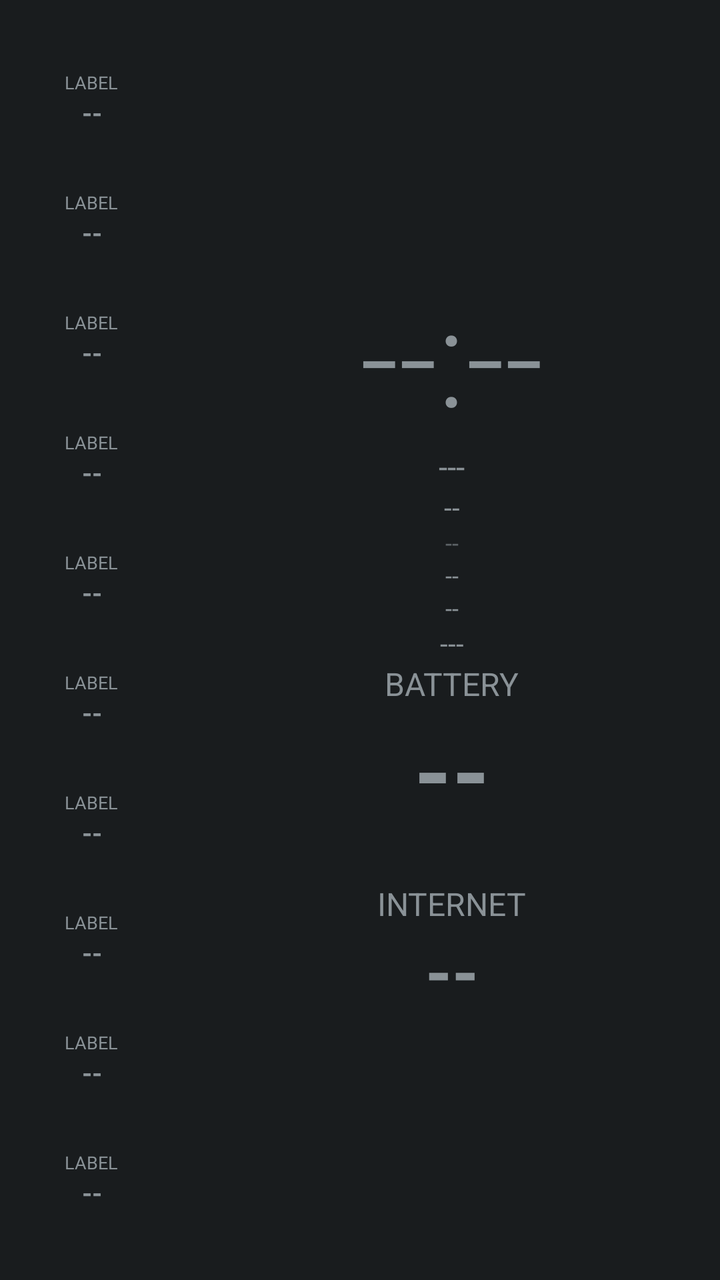
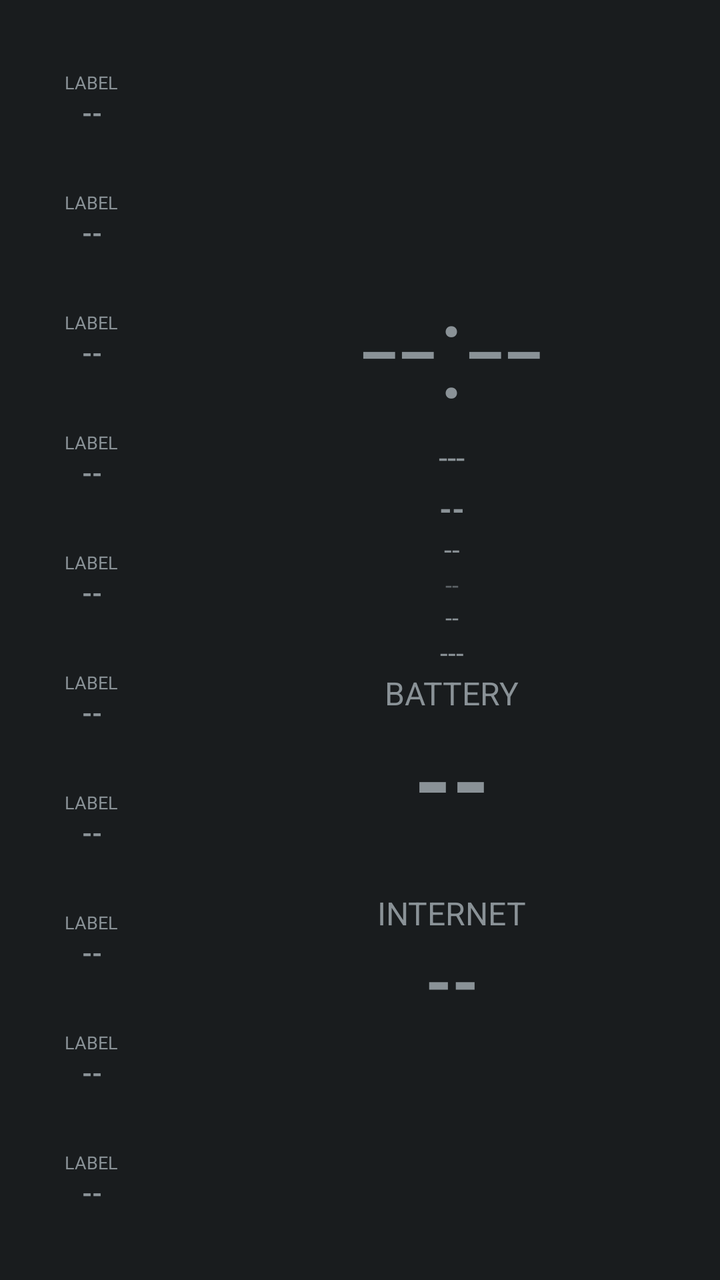

Screens rendered from an Android XML layout before and after an edit, with the pre-edit source and the edit as a unified diff.
<!-- AndroidManifest.xml: application theme android:Theme.DeviceDefault.NoActionBar -->
<!-- res/layout/aod_layout_sidebar.xml -->
<?xml version="1.0" encoding="utf-8"?>
<LinearLayout xmlns:android="http://schemas.android.com/apk/res/android"
    android:id="@+id/bg_root"
    android:layout_width="match_parent"
    android:layout_height="match_parent"
    android:orientation="horizontal">

    <LinearLayout
        android:id="@+id/rail_bg"
        android:layout_width="92dp"
        android:layout_height="match_parent"
        android:orientation="vertical"
        android:gravity="center_horizontal"
        android:paddingTop="20dp"
        android:paddingBottom="20dp">

        <include layout="@layout/aod_row_rail" android:id="@+id/row0" />
        <include layout="@layout/aod_row_rail" android:id="@+id/row1" />
        <include layout="@layout/aod_row_rail" android:id="@+id/row2" />
        <include layout="@layout/aod_row_rail" android:id="@+id/row3" />
        <include layout="@layout/aod_row_rail" android:id="@+id/row4" />
        <include layout="@layout/aod_row_rail" android:id="@+id/row5" />
        <include layout="@layout/aod_row_rail" android:id="@+id/row6" />
        <include layout="@layout/aod_row_rail" android:id="@+id/row7" />
        <include layout="@layout/aod_row_rail" android:id="@+id/row8" />
        <include layout="@layout/aod_row_rail" android:id="@+id/row9" />

    </LinearLayout>

    <LinearLayout
        android:layout_width="0dp"
        android:layout_height="match_parent"
        android:layout_weight="1"
        android:orientation="vertical"
        android:gravity="center"
        android:padding="20dp">

        <TextView
            android:id="@+id/clock"
            android:layout_width="wrap_content"
            android:layout_height="wrap_content"
            android:textSize="68sp"
            android:fontFamily="sans-serif-light"
            android:text="--:--" />

        <TextView
            android:id="@+id/date"
            android:layout_width="wrap_content"
            android:layout_height="wrap_content"
            android:textSize="16sp"
            android:text="---" />

        <TextView
            android:id="@+id/health_badge"
            android:layout_width="wrap_content"
            android:layout_height="wrap_content"
            android:textSize="14sp"
            android:textAllCaps="true"
            android:text="--" />

        <TextView
            android:id="@+id/perf_badge"
            android:layout_width="wrap_content"
            android:layout_height="wrap_content"
            android:textSize="12sp"
            android:alpha="0.6"
            android:text="--" />

        <TextView
            android:id="@+id/net_type_badge"
            android:layout_width="wrap_content"
            android:layout_height="wrap_content"
            android:textSize="12sp"
            android:text="--" />

        <TextView
            android:id="@+id/akd_badge"
            android:layout_width="wrap_content"
            android:layout_height="wrap_content"
            android:textSize="12sp"
            android:text="--" />

        <TextView
            android:id="@+id/panchang"
            android:layout_width="wrap_content"
            android:layout_height="wrap_content"
            android:textSize="14sp"
            android:text="---" />

        <TextView
            android:id="@+id/muhurat_badge"
            android:layout_width="wrap_content"
            android:layout_height="wrap_content"
            android:textSize="14sp"
            android:textStyle="bold"
            android:layout_marginBottom="32dp"
            android:visibility="gone"
            android:text="--" />

        <TextView
            android:id="@+id/headline1_label"
            android:layout_width="wrap_content"
            android:layout_height="wrap_content"
            android:textSize="16sp"
            android:textAllCaps="true"
            android:text="Battery" />

        <TextView
            android:id="@+id/headline1_value"
            android:layout_width="wrap_content"
            android:layout_height="wrap_content"
            android:textSize="48sp"
            android:textStyle="bold"
            android:layout_marginBottom="24dp"
            android:text="--" />

        <TextView
            android:id="@+id/headline2_label"
            android:layout_width="wrap_content"
            android:layout_height="wrap_content"
            android:textSize="16sp"
            android:textAllCaps="true"
            android:text="Internet" />

        <TextView
            android:id="@+id/headline2_value"
            android:layout_width="wrap_content"
            android:layout_height="wrap_content"
            android:textSize="34sp"
            android:textStyle="bold"
            android:text="--" />

    </LinearLayout>

</LinearLayout>
<!-- res/layout/aod_row_rail.xml (included above) -->
<?xml version="1.0" encoding="utf-8"?>
<LinearLayout xmlns:android="http://schemas.android.com/apk/res/android"
    android:layout_width="match_parent"
    android:layout_height="0dp"
    android:layout_weight="1"
    android:orientation="vertical"
    android:gravity="center">

    <TextView
        android:id="@+id/stat_label"
        android:layout_width="wrap_content"
        android:layout_height="wrap_content"
        android:textSize="9sp"
        android:textAllCaps="true"
        android:text="Label" />

    <TextView
        android:id="@+id/stat_value"
        android:layout_width="wrap_content"
        android:layout_height="wrap_content"
        android:textSize="13sp"
        android:textStyle="bold"
        android:text="--" />

</LinearLayout>
<!-- resources referenced by this layout -->
<resources>

</resources>

<!-- the commit's change to res/layout/aod_layout_sidebar.xml (unified diff, before → after) -->
@@ -49,6 +49,7 @@
             android:layout_height="wrap_content"
             android:textSize="16sp"
             android:text="---" />
+<TextView android:id="@+id/akd_badge" android:layout_width="wrap_content" android:layout_height="wrap_content" android:layout_marginTop="4dp" android:textSize="16sp" android:textStyle="bold" android:text="--" />
 
         <TextView
             android:id="@+id/health_badge"
@@ -68,13 +69,6 @@
 
         <TextView
             android:id="@+id/net_type_badge"
-            android:layout_width="wrap_content"
-            android:layout_height="wrap_content"
-            android:textSize="12sp"
-            android:text="--" />
-
-        <TextView
-            android:id="@+id/akd_badge"
             android:layout_width="wrap_content"
             android:layout_height="wrap_content"
             android:textSize="12sp"
